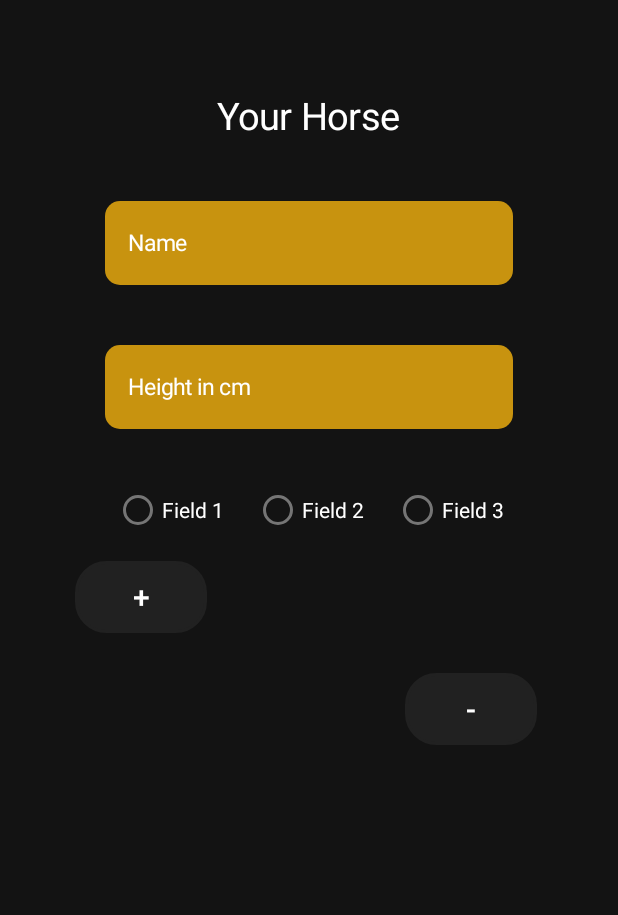
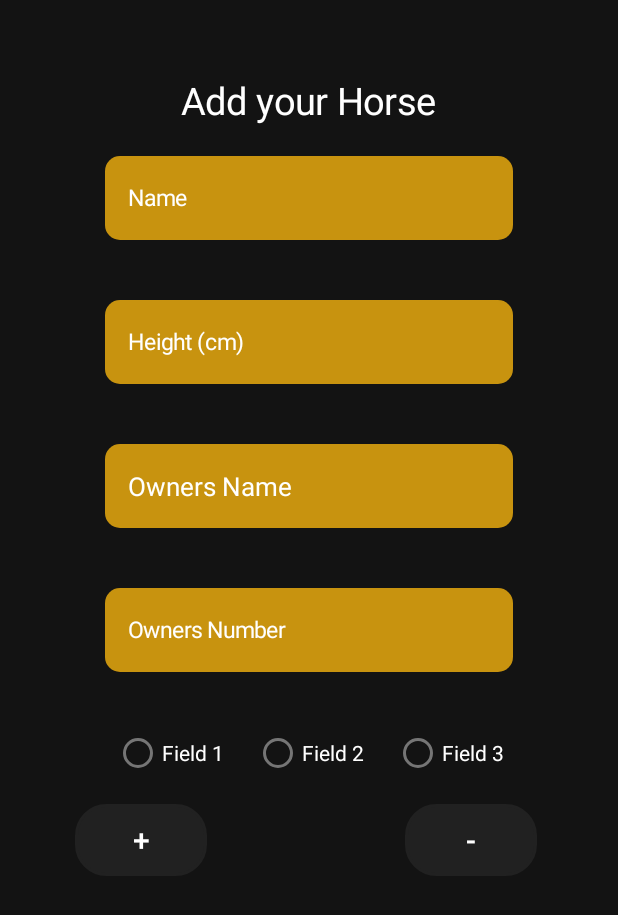
Before and after one commit to MrGamePLAY1/HorseTracker, an Android app: the HorseActivity screen opened directly, with no data from a screen before it, on a phone screen of 412 x 824 dp. Shown: the top 915 px of the screen. Run offline under Robolectric (Android 15) with nearby library versions, the phone set to English and light mode, and no system bars; our stand-ins replace Firebase (no records; nobody signed in at launch, a user with empty details on screens opened directly).

Commit message:
- Fixed String references - Added multiple horse attributes to be sent to Database - Added Related XML formats

```diff
--- a/app/src/main/res/layout/activity_horse.xml
+++ b/app/src/main/res/layout/activity_horse.xml
@@ -23,8 +23,8 @@
                 android:layout_gravity="center"
                 android:layout_width="wrap_content"
                 android:layout_height="wrap_content"
-                android:layout_marginTop="10dp"
-                android:layout_marginBottom="20dp"
+                android:layout_marginTop="0dp"
+                android:layout_marginBottom="0dp"
                 android:text="@string/your_horses"
                 android:textColor="@color/white"
                 android:textSize="30sp" />
@@ -41,12 +41,37 @@
                 android:background="@drawable/rounded_corner"
                 android:textSize="17sp" />
 
+
             <EditText
                 android:id="@+id/horseHeight"
                 android:textColor="#fff"
                 android:textColorHint="#FFFFFF"
                 android:padding="15dp"
                 android:hint="@string/height_in_cm"
+                android:layout_margin="20dp"
+                android:layout_width="match_parent"
+                android:layout_height="?actionBarSize"
+                android:background="@drawable/rounded_corner"
+                android:textSize="17sp" />
+
+            <EditText
+                android:id="@+id/horseOwner"
+                android:textColor="#fff"
+                android:textColorHint="#FFFFFF"
+                android:padding="15dp"
+                android:hint="@string/horse_owner"
+                android:layout_margin="20dp"
+                android:layout_width="match_parent"
+                android:layout_height="?actionBarSize"
+                android:background="@drawable/rounded_corner"
+                android:textSize="17sp" />
+
+            <EditText
+                android:id="@+id/horseOwnerNum"
+                android:textColor="#fff"
+                android:textColorHint="#FFFFFF"
+                android:padding="15dp"
+                android:hint="@string/owner_num"
                 android:layout_margin="20dp"
                 android:layout_width="match_parent"
                 android:layout_height="?actionBarSize"
@@ -84,6 +109,11 @@
                     android:textColor="@color/white"/>
             </RadioGroup>
 
+            <RelativeLayout
+                android:layout_width="wrap_content"
+                android:layout_height="wrap_content"
+                android:padding="0dp">
+
 
                 <Button
                     android:id="@+id/addHorse"
@@ -98,12 +128,14 @@
                     android:id="@+id/deleteHorse"
                     android:layout_width="wrap_content"
                     android:layout_height="wrap_content"
-                android:layout_marginTop="40px"
+                    android:layout_marginTop="0px"
                     android:layout_marginLeft="220sp"
                     android:textColor="@color/cardview_light_background"
                     android:background="@drawable/buttoncurved_trans"
                     android:text="-"
                     android:textSize="20sp"/>
+            </RelativeLayout>
+
 
         </LinearLayout>
     </ScrollView>
--- a/app/src/main/res/values/strings.xml
+++ b/app/src/main/res/values/strings.xml
@@ -1,6 +1,8 @@
 <resources>
     <string name="app_name">HorseTracker</string>
-    <string name="height_in_cm"><font size = "15">Height in cm</font></string>
+    <string name="height_in_cm"><font size = "15">Height (cm)</font></string>
     <string name="name"><font size = "15">Name</font></string>
-    <string name="your_horses"><font size = "25">Your Horse</font></string>
+    <string name="your_horses"><font size = "25">Add your Horse</font></string>
+    <string name="owner_num"><font size = "15">Owners Number</font></string>
+    <string name="horse_owner">Owners Name</string>
 </resources>
```
Also changed, not shown: app/src/main/java/com/example/horsetracker/HorseActivity.java (+20 -6 lines), app/src/main/java/com/example/horsetracker/models/Horse.java (+9 -8 lines). Lines whose indentation alone changed are shown as unchanged.
